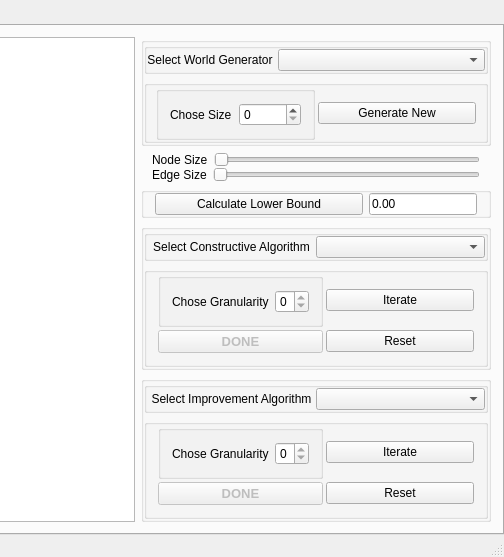
Before: the Qt Designer form tspgui/tspgui/mainwindow.ui in znjRoLS/tsp-heuristic-analysis, drawn with Qt 5; both pictures show x 263 to 767 and y 0 to 557 of the 767 by 557 pixel window.
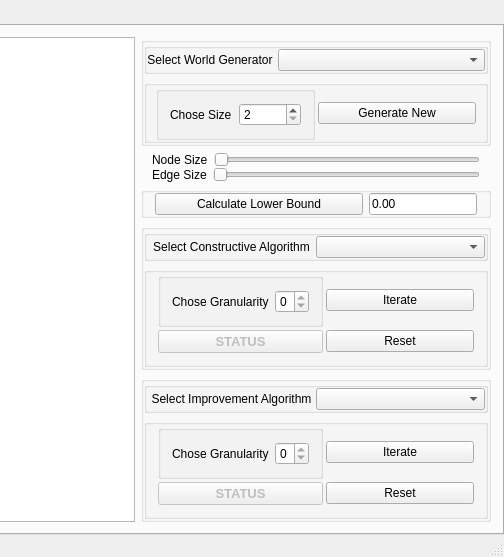
After: the same form once the commit is applied. Custom widgets are drawn as their Qt base class.

Commit message:
Change user controls logic
Simplified, now it's all linear, but simpler to mantain

What changed in the file:
```diff
--- a/tspgui/tspgui/mainwindow.ui
+++ b/tspgui/tspgui/mainwindow.ui
@@ -228,6 +228,9 @@
                        </item>
                        <item>
                         <widget class="QSpinBox" name="spin_size_world_generator">
+                         <property name="minimum">
+                          <number>2</number>
+                         </property>
                          <property name="maximum">
                           <number>1000</number>
                          </property>
@@ -540,8 +543,14 @@
                         <bold>true</bold>
                        </font>
                       </property>
+                      <property name="autoFillBackground">
+                       <bool>true</bool>
+                      </property>
+                      <property name="styleSheet">
+                       <string notr="true"/>
+                      </property>
                       <property name="text">
-                       <string>DONE</string>
+                       <string>STATUS</string>
                       </property>
                       <property name="checkable">
                        <bool>false</bool>
@@ -700,7 +709,7 @@
                        </font>
                       </property>
                       <property name="text">
-                       <string>DONE</string>
+                       <string>STATUS</string>
                       </property>
                       <property name="checkable">
                        <bool>false</bool>
```
Left out of the diff: 4 changed lines with no effect on the pictures. The commit also changes 2 other files.
